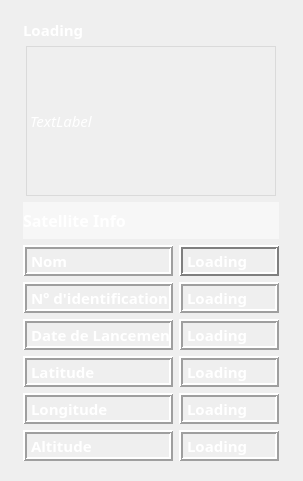
First picture: the form in ProjetsCPP/GeoStation_Projet/satellitemozaicwidget.ui, repository CALF75/FormationAJC, before the edit.
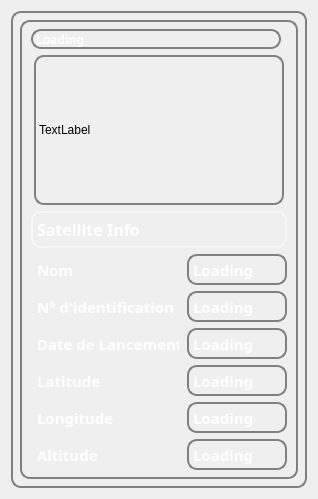
Second picture: the form after the edit. Icons and pictures are not drawn. Custom widgets are drawn as their Qt base class.

The edit to the form file:
```diff
--- a/ProjetsCPP/GeoStation_Projet/satellitemozaicwidget.ui
+++ b/ProjetsCPP/GeoStation_Projet/satellitemozaicwidget.ui
@@ -6,16 +6,33 @@
    <rect>
     <x>0</x>
     <y>0</y>
-    <width>303</width>
-    <height>481</height>
+    <width>318</width>
+    <height>499</height>
    </rect>
   </property>
   <property name="windowTitle">
    <string>Form</string>
   </property>
+  <property name="windowOpacity">
+   <double>1.000000000000000</double>
+  </property>
+  <property name="styleSheet">
+   <string notr="true"/>
+  </property>
   <layout class="QGridLayout" name="gridLayout_2">
    <item row="0" column="0">
-    <widget class="QWidget" name="widget" native="true">
+    <widget class="QWidget" name="widget_2" native="true">
+     <property name="styleSheet">
+      <string notr="true">border-radius: 10px;
+background-image: url(:/Images/Background.jpg);
+border: 2px solid grey;
+
+
+</string>
+     </property>
+     <layout class="QGridLayout" name="gridLayout_3">
+      <item row="0" column="0">
+       <widget class="WidgetStyleSheet" name="widget" native="true">
      <property name="palette">
       <palette>
        <active>
@@ -28,6 +45,15 @@
           </color>
          </brush>
         </colorrole>
+           <colorrole role="Button">
+            <brush brushstyle="SolidPattern">
+             <color alpha="255">
+              <red>0</red>
+              <green>0</green>
+              <blue>0</blue>
+             </color>
+            </brush>
+           </colorrole>
         <colorrole role="Text">
          <brush brushstyle="SolidPattern">
           <color alpha="255">
@@ -39,19 +65,19 @@
         </colorrole>
         <colorrole role="Base">
          <brush brushstyle="SolidPattern">
-          <color alpha="128">
-           <red>255</red>
-           <green>255</green>
-           <blue>255</blue>
+             <color alpha="255">
+              <red>0</red>
+              <green>0</green>
+              <blue>0</blue>
           </color>
          </brush>
         </colorrole>
         <colorrole role="Window">
          <brush brushstyle="SolidPattern">
-          <color alpha="128">
-           <red>255</red>
-           <green>255</green>
-           <blue>255</blue>
+             <color alpha="255">
+              <red>0</red>
+              <green>0</green>
+              <blue>0</blue>
           </color>
          </brush>
         </colorrole>
@@ -66,6 +92,15 @@
           </color>
          </brush>
         </colorrole>
+           <colorrole role="Button">
+            <brush brushstyle="SolidPattern">
+             <color alpha="255">
+              <red>0</red>
+              <green>0</green>
+              <blue>0</blue>
+             </color>
+            </brush>
+           </colorrole>
         <colorrole role="Text">
          <brush brushstyle="SolidPattern">
           <color alpha="255">
@@ -77,19 +112,19 @@
         </colorrole>
         <colorrole role="Base">
          <brush brushstyle="SolidPattern">
-          <color alpha="128">
-           <red>255</red>
-           <green>255</green>
-           <blue>255</blue>
+             <color alpha="255">
+              <red>0</red>
+              <green>0</green>
+              <blue>0</blue>
           </color>
          </brush>
         </colorrole>
         <colorrole role="Window">
          <brush brushstyle="SolidPattern">
-          <color alpha="128">
-           <red>255</red>
-           <green>255</green>
-           <blue>255</blue>
+             <color alpha="255">
+              <red>0</red>
+              <green>0</green>
+              <blue>0</blue>
           </color>
          </brush>
         </colorrole>
@@ -104,6 +139,15 @@
           </color>
          </brush>
         </colorrole>
+           <colorrole role="Button">
+            <brush brushstyle="SolidPattern">
+             <color alpha="255">
+              <red>0</red>
+              <green>0</green>
+              <blue>0</blue>
+             </color>
+            </brush>
+           </colorrole>
         <colorrole role="Text">
          <brush brushstyle="SolidPattern">
           <color alpha="255">
@@ -115,19 +159,19 @@
         </colorrole>
         <colorrole role="Base">
          <brush brushstyle="SolidPattern">
-          <color alpha="128">
-           <red>255</red>
-           <green>255</green>
-           <blue>255</blue>
+             <color alpha="255">
+              <red>0</red>
+              <green>0</green>
+              <blue>0</blue>
           </color>
          </brush>
         </colorrole>
         <colorrole role="Window">
          <brush brushstyle="SolidPattern">
-          <color alpha="128">
-           <red>255</red>
-           <green>255</green>
-           <blue>255</blue>
+             <color alpha="255">
+              <red>0</red>
+              <green>0</green>
+              <blue>0</blue>
           </color>
          </brush>
         </colorrole>
@@ -150,7 +194,7 @@
       <bool>false</bool>
      </property>
      <property name="styleSheet">
-      <string notr="true">background-image: url(:/Images/Background.jpg);</string>
+         <string notr="true"/>
      </property>
      <layout class="QGridLayout" name="gridLayout">
       <item row="1" column="0">
@@ -183,6 +227,33 @@
                  </color>
                 </brush>
                </colorrole>
+                  <colorrole role="Button">
+                   <brush brushstyle="SolidPattern">
+                    <color alpha="255">
+                     <red>0</red>
+                     <green>0</green>
+                     <blue>0</blue>
+                    </color>
+                   </brush>
+                  </colorrole>
+                  <colorrole role="Base">
+                   <brush brushstyle="SolidPattern">
+                    <color alpha="255">
+                     <red>0</red>
+                     <green>0</green>
+                     <blue>0</blue>
+                    </color>
+                   </brush>
+                  </colorrole>
+                  <colorrole role="Window">
+                   <brush brushstyle="SolidPattern">
+                    <color alpha="255">
+                     <red>0</red>
+                     <green>0</green>
+                     <blue>0</blue>
+                    </color>
+                   </brush>
+                  </colorrole>
               </active>
               <inactive>
                <colorrole role="WindowText">
@@ -194,6 +265,33 @@
                  </color>
                 </brush>
                </colorrole>
+                  <colorrole role="Button">
+                   <brush brushstyle="SolidPattern">
+                    <color alpha="255">
+                     <red>0</red>
+                     <green>0</green>
+                     <blue>0</blue>
+                    </color>
+                   </brush>
+                  </colorrole>
+                  <colorrole role="Base">
+                   <brush brushstyle="SolidPattern">
+                    <color alpha="255">
+                     <red>0</red>
+                     <green>0</green>
+                     <blue>0</blue>
+                    </color>
+                   </brush>
+                  </colorrole>
+                  <colorrole role="Window">
+                   <brush brushstyle="SolidPattern">
+                    <color alpha="255">
+                     <red>0</red>
+                     <green>0</green>
+                     <blue>0</blue>
+                    </color>
+                   </brush>
+                  </colorrole>
               </inactive>
               <disabled>
                <colorrole role="WindowText">
@@ -205,6 +303,33 @@
                  </color>
                 </brush>
                </colorrole>
+                  <colorrole role="Button">
+                   <brush brushstyle="SolidPattern">
+                    <color alpha="255">
+                     <red>0</red>
+                     <green>0</green>
+                     <blue>0</blue>
+                    </color>
+                   </brush>
+                  </colorrole>
+                  <colorrole role="Base">
+                   <brush brushstyle="SolidPattern">
+                    <color alpha="255">
+                     <red>0</red>
+                     <green>0</green>
+                     <blue>0</blue>
+                    </color>
+                   </brush>
+                  </colorrole>
+                  <colorrole role="Window">
+                   <brush brushstyle="SolidPattern">
+                    <color alpha="255">
+                     <red>0</red>
+                     <green>0</green>
+                     <blue>0</blue>
+                    </color>
+                   </brush>
+                  </colorrole>
               </disabled>
              </palette>
             </property>
@@ -237,6 +362,9 @@
                 <height>150</height>
                </size>
               </property>
+                 <property name="styleSheet">
+                  <string notr="true"/>
+                 </property>
               <property name="frameShape">
                <enum>QFrame::StyledPanel</enum>
               </property>
@@ -391,8 +519,7 @@
            <bool>false</bool>
           </property>
           <property name="styleSheet">
-           <string notr="true">background-color: rgba(255, 255, 255, 128);
-border-color: rgba(255, 255, 255, 128);</string>
+              <string notr="true">border-color: rgba(255, 255, 255, 128);</string>
           </property>
           <property name="text">
            <string>Satellite Info</string>
@@ -491,7 +618,9 @@
                </font>
               </property>
               <property name="styleSheet">
-               <string notr="true"/>
+                  <string notr="true">background-color: url(none);
+border-color: rgba(255, 255, 255, 0);
+</string>
               </property>
               <property name="frameShape">
                <enum>QFrame::Box</enum>
@@ -567,6 +696,11 @@
                 <bold>true</bold>
                </font>
               </property>
+                 <property name="styleSheet">
+                  <string>background-color: url(none);
+border-color: rgba(255, 255, 255, 0);
+b</string>
+                 </property>
               <property name="frameShape">
                <enum>QFrame::Box</enum>
               </property>
@@ -641,6 +775,11 @@
                 <bold>true</bold>
                </font>
               </property>
+                 <property name="styleSheet">
+                  <string>background-color: url(none);
+border-color: rgba(255, 255, 255, 0);
+b</string>
+                 </property>
               <property name="frameShape">
                <enum>QFrame::Box</enum>
               </property>
@@ -715,6 +854,11 @@
                 <bold>true</bold>
                </font>
               </property>
+                 <property name="styleSheet">
+                  <string>background-color: url(none);
+border-color: rgba(255, 255, 255, 0);
+b</string>
+                 </property>
               <property name="frameShape">
                <enum>QFrame::Box</enum>
               </property>
@@ -789,6 +933,11 @@
                 <bold>true</bold>
                </font>
               </property>
+                 <property name="styleSheet">
+                  <string>background-color: url(none);
+border-color: rgba(255, 255, 255, 0);
+b</string>
+                 </property>
               <property name="frameShape">
                <enum>QFrame::Box</enum>
               </property>
@@ -863,6 +1012,11 @@
                 <bold>true</bold>
                </font>
               </property>
+                 <property name="styleSheet">
+                  <string>background-color: url(none);
+border-color: rgba(255, 255, 255, 0);
+b</string>
+                 </property>
               <property name="frameShape">
                <enum>QFrame::Box</enum>
               </property>
@@ -882,7 +1036,7 @@
           <item>
            <layout class="QVBoxLayout" name="verticalLayout_2">
             <item>
-             <widget class="LabelDyn" name="Name">
+                <widget class="QLabel" name="Name">
               <property name="minimumSize">
                <size>
                 <width>100</width>
@@ -909,10 +1063,10 @@
                  </colorrole>
                  <colorrole role="Button">
                   <brush brushstyle="SolidPattern">
-                   <color alpha="128">
-                    <red>255</red>
-                    <green>255</green>
-                    <blue>255</blue>
+                      <color alpha="255">
+                       <red>0</red>
+                       <green>0</green>
+                       <blue>0</blue>
                    </color>
                   </brush>
                  </colorrole>
@@ -981,19 +1135,19 @@
                  </colorrole>
                  <colorrole role="Base">
                   <brush brushstyle="SolidPattern">
-                   <color alpha="128">
-                    <red>255</red>
-                    <green>255</green>
-                    <blue>255</blue>
+                      <color alpha="255">
+                       <red>0</red>
+                       <green>0</green>
+                       <blue>0</blue>
                    </color>
                   </brush>
                  </colorrole>
                  <colorrole role="Window">
                   <brush brushstyle="SolidPattern">
-                   <color alpha="128">
-                    <red>255</red>
-                    <green>255</green>
-                    <blue>255</blue>
+                      <color alpha="255">
+                       <red>0</red>
+                       <green>0</green>
+                       <blue>0</blue>
                    </color>
                   </brush>
                  </colorrole>
@@ -1046,10 +1200,10 @@
                  </colorrole>
                  <colorrole role="Button">
                   <brush brushstyle="SolidPattern">
-                   <color alpha="128">
-                    <red>255</red>
-                    <green>255</green>
-                    <blue>255</blue>
+                      <color alpha="255">
+                       <red>0</red>
+                       <green>0</green>
+                       <blue>0</blue>
                    </color>
                   </brush>
                  </colorrole>
@@ -1118,19 +1272,19 @@
                  </colorrole>
                  <colorrole role="Base">
                   <brush brushstyle="SolidPattern">
-                   <color alpha="128">
-                    <red>255</red>
-                    <green>255</green>
-                    <blue>255</blue>
+                      <color alpha="255">
+                       <red>0</red>
+                       <green>0</green>
+                       <blue>0</blue>
                    </color>
                   </brush>
                  </colorrole>
                  <colorrole role="Window">
                   <brush brushstyle="SolidPattern">
-                   <color alpha="128">
-                    <red>255</red>
-                    <green>255</green>
-                    <blue>255</blue>
+                      <color alpha="255">
+                       <red>0</red>
+                       <green>0</green>
+                       <blue>0</blue>
                    </color>
                   </brush>
                  </colorrole>
@@ -1183,10 +1337,10 @@
                  </colorrole>
                  <colorrole role="Button">
                   <brush brushstyle="SolidPattern">
-                   <color alpha="128">
-                    <red>255</red>
-                    <green>255</green>
-                    <blue>255</blue>
+                      <color alpha="255">
+                       <red>0</red>
+                       <green>0</green>
+                       <blue>0</blue>
                    </color>
                   </brush>
                  </colorrole>
@@ -1255,19 +1409,19 @@
                  </colorrole>
                  <colorrole role="Base">
                   <brush brushstyle="SolidPattern">
-                   <color alpha="128">
-                    <red>255</red>
-                    <green>255</green>
-                    <blue>255</blue>
+                      <color alpha="255">
+                       <red>0</red>
+                       <green>0</green>
+                       <blue>0</blue>
                    </color>
                   </brush>
                  </colorrole>
                  <colorrole role="Window">
                   <brush brushstyle="SolidPattern">
-                   <color alpha="128">
-                    <red>255</red>
-                    <green>255</green>
-                    <blue>255</blue>
+                      <color alpha="255">
+                       <red>0</red>
+                       <green>0</green>
+                       <blue>0</blue>
                    </color>
                   </brush>
                  </colorrole>
@@ -1343,7 +1497,7 @@
              </widget>
             </item>
             <item>
-             <widget class="LabelDyn" name="ID">
+                <widget class="QLabel" name="ID">
               <property name="minimumSize">
                <size>
                 <width>100</width>
@@ -1368,6 +1522,33 @@
                    </color>
                   </brush>
                  </colorrole>
+                    <colorrole role="Button">
+                     <brush brushstyle="SolidPattern">
+                      <color alpha="255">
+                       <red>0</red>
+                       <green>0</green>
+                       <blue>0</blue>
+                      </color>
+                     </brush>
+                    </colorrole>
+                    <colorrole role="Base">
+                     <brush brushstyle="SolidPattern">
+                      <color alpha="255">
+                       <red>0</red>
+                       <green>0</green>
+                       <blue>0</blue>
+                      </color>
+                     </brush>
+                    </colorrole>
+                    <colorrole role="Window">
+                     <brush brushstyle="SolidPattern">
+                      <color alpha="255">
+                       <red>0</red>
+                       <green>0</green>
+                       <blue>0</blue>
+                      </color>
+                     </brush>
+                    </colorrole>
                 </active>
                 <inactive>
                  <colorrole role="WindowText">
@@ -1379,6 +1560,33 @@
                    </color>
                   </brush>
                  </colorrole>
+                    <colorrole role="Button">
+                     <brush brushstyle="SolidPattern">
+                      <color alpha="255">
+                       <red>0</red>
+                       <green>0</green>
+                       <blue>0</blue>
+                      </color>
+                     </brush>
+                    </colorrole>
+                    <colorrole role="Base">
+                     <brush brushstyle="SolidPattern">
+                      <color alpha="255">
+                       <red>0</red>
+                       <green>0</green>
+                       <blue>0</blue>
+                      </color>
+                     </brush>
+                    </colorrole>
+                    <colorrole role="Window">
+                     <brush brushstyle="SolidPattern">
+                      <color alpha="255">
+                       <red>0</red>
+                       <green>0</green>
+                       <blue>0</blue>
+                      </color>
+                     </brush>
+                    </colorrole>
                 </inactive>
                 <disabled>
                  <colorrole role="WindowText">
@@ -1390,6 +1598,33 @@
                    </color>
                   </brush>
                  </colorrole>
+                    <colorrole role="Button">
+                     <brush brushstyle="SolidPattern">
+                      <color alpha="255">
+                       <red>0</red>
+                       <green>0</green>
+                       <blue>0</blue>
+                      </color>
+                     </brush>
+                    </colorrole>
+                    <colorrole role="Base">
+                     <brush brushstyle="SolidPattern">
+                      <color alpha="255">
+                       <red>0</red>
+                       <green>0</green>
+                       <blue>0</blue>
+                      </color>
+                     </brush>
+                    </colorrole>
+                    <colorrole role="Window">
+                     <brush brushstyle="SolidPattern">
+                      <color alpha="255">
+                       <red>0</red>
+                       <green>0</green>
+                       <blue>0</blue>
+                      </color>
+                     </brush>
+                    </colorrole>
                 </disabled>
                </palette>
               </property>
@@ -1417,7 +1652,7 @@
              </widget>
             </item>
             <item>
-             <widget class="LabelDyn" name="DateLancement">
+                <widget class="QLabel" name="DateLancement">
               <property name="minimumSize">
                <size>
                 <width>100</width>
@@ -1442,6 +1677,33 @@
                    </color>
                   </brush>
                  </colorrole>
+                    <colorrole role="Button">
+                     <brush brushstyle="SolidPattern">
+                      <color alpha="255">
+                       <red>0</red>
+                       <green>0</green>
+                       <blue>0</blue>
+                      </color>
+                     </brush>
+                    </colorrole>
+                    <colorrole role="Base">
+                     <brush brushstyle="SolidPattern">
+                      <color alpha="255">
+                       <red>0</red>
+                       <green>0</green>
+                       <blue>0</blue>
+                      </color>
+                     </brush>
+                    </colorrole>
+                    <colorrole role="Window">
+                     <brush brushstyle="SolidPattern">
+                      <color alpha="255">
+                       <red>0</red>
+                       <green>0</green>
+                       <blue>0</blue>
+                      </color>
+                     </brush>
+                    </colorrole>
                 </active>
                 <inactive>
                  <colorrole role="WindowText">
@@ -1453,6 +1715,33 @@
                    </color>
                   </brush>
                  </colorrole>
+                    <colorrole role="Button">
+                     <brush brushstyle="SolidPattern">
+                      <color alpha="255">
+                       <red>0</red>
+                       <green>0</green>
+                       <blue>0</blue>
+                      </color>
+                     </brush>
+                    </colorrole>
+                    <colorrole role="Base">
+                     <brush brushstyle="SolidPattern">
+                      <color alpha="255">
+                       <red>0</red>
+                       <green>0</green>
+                       <blue>0</blue>
+                      </color>
+                     </brush>
+                    </colorrole>
+                    <colorrole role="Window">
+                     <brush brushstyle="SolidPattern">
+                      <color alpha="255">
+                       <red>0</red>
+                       <green>0</green>
+                       <blue>0</blue>
+                      </color>
+                     </brush>
+                    </colorrole>
                 </inactive>
                 <disabled>
                  <colorrole role="WindowText">
@@ -1464,6 +1753,33 @@
                    </color>
                   </brush>
                  </colorrole>
+                    <colorrole role="Button">
+                     <brush brushstyle="SolidPattern">
+                      <color alpha="255">
+                       <red>0</red>
+                       <green>0</green>
+                       <blue>0</blue>
+                      </color>
+                     </brush>
+                    </colorrole>
+                    <colorrole role="Base">
+                     <brush brushstyle="SolidPattern">
+                      <color alpha="255">
+                       <red>0</red>
+                       <green>0</green>
+                       <blue>0</blue>
+                      </color>
+                     </brush>
+                    </colorrole>
+                    <colorrole role="Window">
+                     <brush brushstyle="SolidPattern">
+                      <color alpha="255">
+                       <red>0</red>
+                       <green>0</green>
+                       <blue>0</blue>
+                      </color>
+                     </brush>
+                    </colorrole>
                 </disabled>
                </palette>
               </property>
@@ -1491,7 +1807,7 @@
              </widget>
             </item>
             <item>
-             <widget class="LabelDyn" name="Latitude">
+                <widget class="QLabel" name="Latitude">
               <property name="minimumSize">
                <size>
                 <width>100</width>
@@ -1516,6 +1832,33 @@
                    </color>
                   </brush>
                  </colorrole>
+                    <colorrole role="Button">
+                     <brush brushstyle="SolidPattern">
+                      <color alpha="255">
+                       <red>0</red>
+                       <green>0</green>
+                       <blue>0</blue>
+                      </color>
+                     </brush>
+                    </colorrole>
+                    <colorrole role="Base">
+                     <brush brushstyle="SolidPattern">
+                      <color alpha="255">
+                       <red>0</red>
+                       <green>0</green>
+                       <blue>0</blue>
+                      </color>
+                     </brush>
+                    </colorrole>
+                    <colorrole role="Window">
+                     <brush brushstyle="SolidPattern">
+                      <color alpha="255">
+                       <red>0</red>
+                       <green>0</green>
+                       <blue>0</blue>
+                      </color>
+                     </brush>
+                    </colorrole>
                 </active>
                 <inactive>
                  <colorrole role="WindowText">
@@ -1527,6 +1870,33 @@
                    </color>
                   </brush>
                  </colorrole>
+                    <colorrole role="Button">
+                     <brush brushstyle="SolidPattern">
+                      <color alpha="255">
+                       <red>0</red>
+                       <green>0</green>
+                       <blue>0</blue>
+                      </color>
+                     </brush>
+                    </colorrole>
+                    <colorrole role="Base">
+                     <brush brushstyle="SolidPattern">
+                      <color alpha="255">
+                       <red>0</red>
+                       <green>0</green>
+                       <blue>0</blue>
+                      </color>
+                     </brush>
+                    </colorrole>
+                    <colorrole role="Window">
+                     <brush brushstyle="SolidPattern">
+                      <color alpha="255">
+                       <red>0</red>
+                       <green>0</green>
+                       <blue>0</blue>
+                      </color>
+                     </brush>
+                    </colorrole>
                 </inactive>
                 <disabled>
                  <colorrole role="WindowText">
@@ -1538,6 +1908,33 @@
                    </color>
                   </brush>
                  </colorrole>
+                    <colorrole role="Button">
+                     <brush brushstyle="SolidPattern">
+                      <color alpha="255">
+                       <red>0</red>
+                       <green>0</green>
+                       <blue>0</blue>
+                      </color>
+                     </brush>
+                    </colorrole>
+                    <colorrole role="Base">
+                     <brush brushstyle="SolidPattern">
+                      <color alpha="255">
+                       <red>0</red>
+                       <green>0</green>
+                       <blue>0</blue>
+                      </color>
+                     </brush>
+                    </colorrole>
+                    <colorrole role="Window">
+                     <brush brushstyle="SolidPattern">
+                      <color alpha="255">
+                       <red>0</red>
+                       <green>0</green>
+                       <blue>0</blue>
+                      </color>
+                     </brush>
+                    </colorrole>
                 </disabled>
                </palette>
               </property>
@@ -1565,7 +1962,7 @@
              </widget>
             </item>
             <item>
-             <widget class="LabelDyn" name="Longitude">
+                <widget class="QLabel" name="Longitude">
               <property name="minimumSize">
                <size>
                 <width>100</width>
@@ -1590,6 +1987,33 @@
                    </color>
                   </brush>
                  </colorrole>
+                    <colorrole role="Button">
+                     <brush brushstyle="SolidPattern">
+                      <color alpha="255">
+                       <red>0</red>
+                       <green>0</green>
+                       <blue>0</blue>
+                      </color>
+                     </brush>
+                    </colorrole>
+                    <colorrole role="Base">
+                     <brush brushstyle="SolidPattern">
+                      <color alpha="255">
+                       <red>0</red>
+                       <green>0</green>
+                       <blue>0</blue>
+                      </color>
+                     </brush>
+                    </colorrole>
+                    <colorrole role="Window">
+                     <brush brushstyle="SolidPattern">
+                      <color alpha="255">
+                       <red>0</red>
+                       <green>0</green>
+                       <blue>0</blue>
+                      </color>
+                     </brush>
+                    </colorrole>
                 </active>
                 <inactive>
                  <colorrole role="WindowText">
@@ -1601,6 +2025,33 @@
                    </color>
                   </brush>
                  </colorrole>
+                    <colorrole role="Button">
+                     <brush brushstyle="SolidPattern">
+                      <color alpha="255">
+                       <red>0</red>
+                       <green>0</green>
+                       <blue>0</blue>
+                      </color>
+                     </brush>
+                    </colorrole>
+                    <colorrole role="Base">
+                     <brush brushstyle="SolidPattern">
+                      <color alpha="255">
+                       <red>0</red>
+                       <green>0</green>
+                       <blue>0</blue>
+                      </color>
+                     </brush>
+                    </colorrole>
+                    <colorrole role="Window">
+                     <brush brushstyle="SolidPattern">
+                      <color alpha="255">
+                       <red>0</red>
+                       <green>0</green>
+                       <blue>0</blue>
+                      </color>
+                     </brush>
+                    </colorrole>
                 </inactive>
                 <disabled>
                  <colorrole role="WindowText">
@@ -1612,6 +2063,33 @@
                    </color>
                   </brush>
                  </colorrole>
+                    <colorrole role="Button">
+                     <brush brushstyle="SolidPattern">
+                      <color alpha="255">
+                       <red>0</red>
+                       <green>0</green>
+                       <blue>0</blue>
+                      </color>
+                     </brush>
+                    </colorrole>
+                    <colorrole role="Base">
+                     <brush brushstyle="SolidPattern">
+                      <color alpha="255">
+                       <red>0</red>
+                       <green>0</green>
+                       <blue>0</blue>
+                      </color>
+                     </brush>
+                    </colorrole>
+                    <colorrole role="Window">
+                     <brush brushstyle="SolidPattern">
+                      <color alpha="255">
+                       <red>0</red>
+                       <green>0</green>
+                       <blue>0</blue>
+                      </color>
+                     </brush>
+                    </colorrole>
                 </disabled>
                </palette>
               </property>
@@ -1639,7 +2117,7 @@
              </widget>
             </item>
             <item>
-             <widget class="LabelDyn" name="Altitude">
+                <widget class="QLabel" name="Altitude">
               <property name="minimumSize">
                <size>
                 <width>100</width>
@@ -1664,6 +2142,33 @@
                    </color>
                   </brush>
                  </colorrole>
+                    <colorrole role="Button">
+                     <brush brushstyle="SolidPattern">
+                      <color alpha="255">
+                       <red>0</red>
+                       <green>0</green>
+                       <blue>0</blue>
+                      </color>
+                     </brush>
+                    </colorrole>
+                    <colorrole role="Base">
+                     <brush brushstyle="SolidPattern">
+                      <color alpha="255">
+                       <red>0</red>
+                       <green>0</green>
+                       <blue>0</blue>
+                      </color>
+                     </brush>
+                    </colorrole>
+                    <colorrole role="Window">
+                     <brush brushstyle="SolidPattern">
+                      <color alpha="255">
+                       <red>0</red>
+                       <green>0</green>
+                       <blue>0</blue>
+                      </color>
+                     </brush>
+                    </colorrole>
                 </active>
                 <inactive>
                  <colorrole role="WindowText">
@@ -1675,6 +2180,33 @@
                    </color>
                   </brush>
                  </colorrole>
+                    <colorrole role="Button">
+                     <brush brushstyle="SolidPattern">
+                      <color alpha="255">
+                       <red>0</red>
+                       <green>0</green>
+                       <blue>0</blue>
+                      </color>
+                     </brush>
+                    </colorrole>
+                    <colorrole role="Base">
+                     <brush brushstyle="SolidPattern">
+                      <color alpha="255">
+                       <red>0</red>
+                       <green>0</green>
+                       <blue>0</blue>
+                      </color>
+                     </brush>
+                    </colorrole>
+                    <colorrole role="Window">
+                     <brush brushstyle="SolidPattern">
+                      <color alpha="255">
+                       <red>0</red>
+                       <green>0</green>
+                       <blue>0</blue>
+                      </color>
+                     </brush>
+                    </colorrole>
                 </inactive>
                 <disabled>
                  <colorrole role="WindowText">
@@ -1686,6 +2218,33 @@
                    </color>
                   </brush>
                  </colorrole>
+                    <colorrole role="Button">
+                     <brush brushstyle="SolidPattern">
+                      <color alpha="255">
+                       <red>0</red>
+                       <green>0</green>
+                       <blue>0</blue>
+                      </color>
+                     </brush>
+                    </colorrole>
+                    <colorrole role="Base">
+                     <brush brushstyle="SolidPattern">
+                      <color alpha="255">
+                       <red>0</red>
+                       <green>0</green>
+                       <blue>0</blue>
+                      </color>
+                     </brush>
+                    </colorrole>
+                    <colorrole role="Window">
+                     <brush brushstyle="SolidPattern">
+                      <color alpha="255">
+                       <red>0</red>
+                       <green>0</green>
+                       <blue>0</blue>
+                      </color>
+                     </brush>
+                    </colorrole>
                 </disabled>
                </palette>
               </property>
@@ -1717,6 +2276,9 @@
          </layout>
         </item>
        </layout>
+         </item>
+        </layout>
+       </widget>
       </item>
      </layout>
     </widget>
@@ -1725,9 +2287,10 @@
  </widget>
  <customwidgets>
   <customwidget>
-   <class>LabelDyn</class>
-   <extends>QLabel</extends>
-   <header>labeldyn.h</header>
+   <class>WidgetStyleSheet</class>
+   <extends>QWidget</extends>
+   <header>widgetstylesheet.h</header>
+   <container>1</container>
   </customwidget>
  </customwidgets>
  <resources/>
```
Lines whose indentation alone changed are shown as unchanged.
